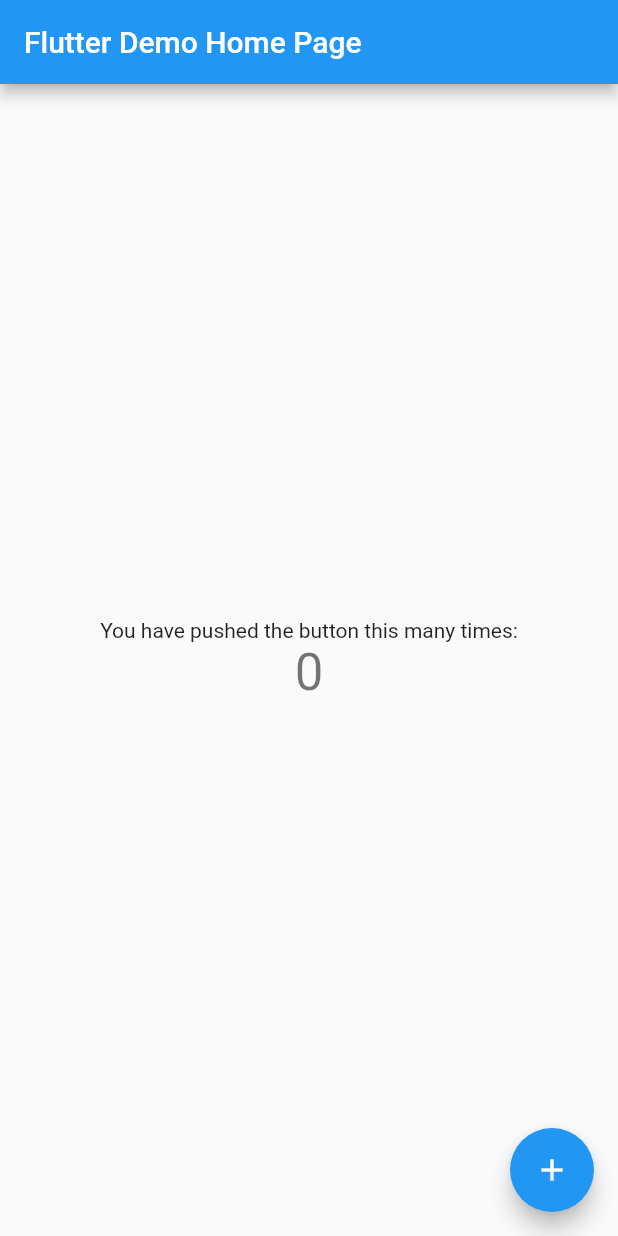
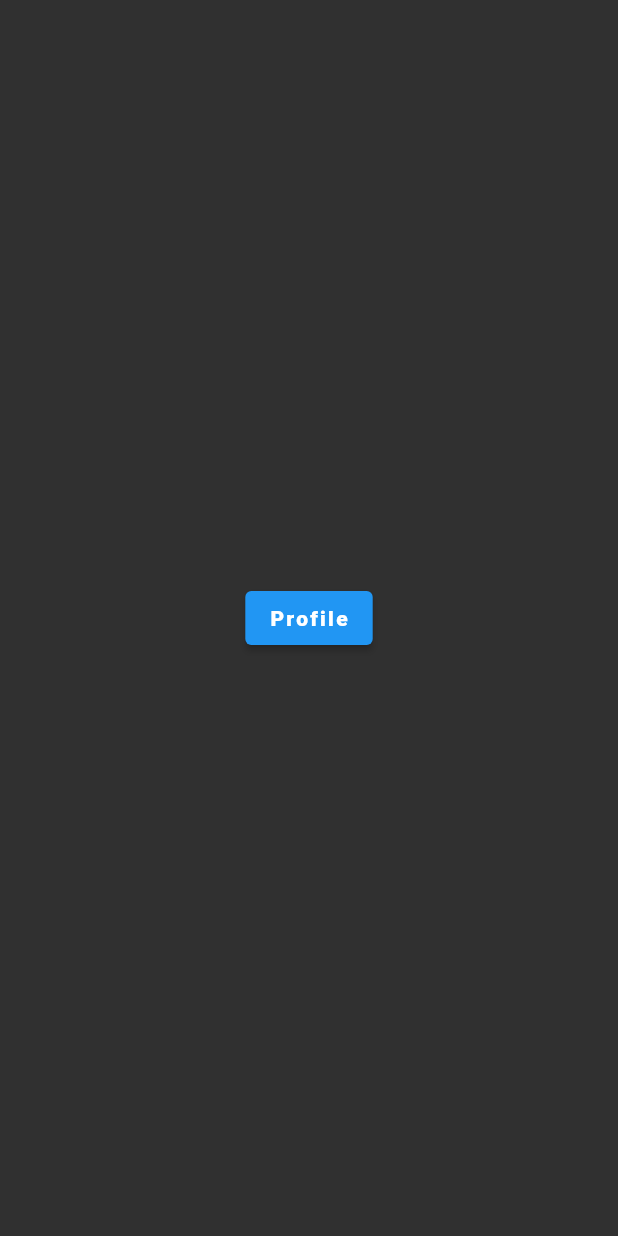
Before and after one commit to eugenemakarski/gym-buddy-app, a Flutter app: the screen it shows after launch, on a phone screen of 412 x 824 dp. Run offline on Flutter 3.47's test engine with Material 2 defaults, Android fonts, the phone set to English and light mode, and no system bars; our stand-ins replace firebase_core; accounts and stored records are empty.

Commit message:
feat - Added routes, themes, and android integration

```diff
--- /dev/null
+++ b/lib/home/home.dart
@@ -0,0 +1,18 @@
+import 'package:flutter/material.dart';
+
+class Homescreen extends StatelessWidget {
+  const Homescreen({Key? key}) : super(key: key);
+
+  @override
+  Widget build(BuildContext context) {
+    return Scaffold(
+      body: Center(
+          child: ElevatedButton(
+              child: Text(
+                'Profile',
+                style: Theme.of(context).textTheme.button,
+              ),
+              onPressed: () => Navigator.pushNamed(context, '/profile'))),
+    );
+  }
+}
--- /dev/null
+++ b/lib/login/login.dart
@@ -0,0 +1,10 @@
+import 'package:flutter/material.dart';
+
+class Login extends StatelessWidget {
+  const Login({Key? key}) : super(key: key);
+
+  @override
+  Widget build(BuildContext context) {
+    return Container();
+  }
+}
--- a/lib/main.dart
+++ b/lib/main.dart
@@ -1,7 +1,15 @@
 import 'package:flutter/material.dart';
+import 'package:firebase_core/firebase_core.dart';
+import 'package:gym_buddy/routes.dart';
+import 'package:gym_buddy/theme.dart';
+import 'firebase_options.dart';
 
-void main() {
-  runApp(const MyApp());
+void main() async {
+  WidgetsFlutterBinding.ensureInitialized();
+  await Firebase.initializeApp(
+    options: DefaultFirebaseOptions.currentPlatform,
+  );
+  runApp(MyApp());
 }
 
 class MyApp extends StatelessWidget {
@@ -12,104 +20,8 @@ class MyApp extends StatelessWidget {
   Widget build(BuildContext context) {
     return MaterialApp(
       title: 'Flutter Demo',
-      theme: ThemeData(
-        // This is the theme of your application.
-        //
-        // Try running your application with "flutter run". You'll see the
-        // application has a blue toolbar. Then, without quitting the app, try
-        // changing the primarySwatch below to Colors.green and then invoke
-        // "hot reload" (press "r" in the console where you ran "flutter run",
-        // or simply save your changes to "hot reload" in a Flutter IDE).
-        // Notice that the counter didn't reset back to zero; the application
-        // is not restarted.
-        primarySwatch: Colors.blue,
-      ),
-      home: const MyHomePage(title: 'Flutter Demo Home Page'),
+      theme: appTheme,
+      routes: appRoutes,
     );
   }
 }
-
-class MyHomePage extends StatefulWidget {
-  const MyHomePage({Key? key, required this.title}) : super(key: key);
-
-  // This widget is the home page of your application. It is stateful, meaning
-  // that it has a State object (defined below) that contains fields that affect
-  // how it looks.
-
-  // This class is the configuration for the state. It holds the values (in this
-  // case the title) provided by the parent (in this case the App widget) and
-  // used by the build method of the State. Fields in a Widget subclass are
-  // always marked "final".
-
-  final String title;
-
-  @override
-  State<MyHomePage> createState() => _MyHomePageState();
-}
-
-class _MyHomePageState extends State<MyHomePage> {
-  int _counter = 0;
-
-  void _incrementCounter() {
-    setState(() {
-      // This call to setState tells the Flutter framework that something has
-      // changed in this State, which causes it to rerun the build method below
-      // so that the display can reflect the updated values. If we changed
-      // _counter without calling setState(), then the build method would not be
-      // called again, and so nothing would appear to happen.
-      _counter++;
-    });
-  }
-
-  @override
-  Widget build(BuildContext context) {
-    // This method is rerun every time setState is called, for instance as done
-    // by the _incrementCounter method above.
-    //
-    // The Flutter framework has been optimized to make rerunning build methods
-    // fast, so that you can just rebuild anything that needs updating rather
-    // than having to individually change instances of widgets.
-    return Scaffold(
-      appBar: AppBar(
-        // Here we take the value from the MyHomePage object that was created by
-        // the App.build method, and use it to set our appbar title.
-        title: Text(widget.title),
-      ),
-      body: Center(
-        // Center is a layout widget. It takes a single child and positions it
-        // in the middle of the parent.
-        child: Column(
-          // Column is also a layout widget. It takes a list of children and
-          // arranges them vertically. By default, it sizes itself to fit its
-          // children horizontally, and tries to be as tall as its parent.
-          //
-          // Invoke "debug painting" (press "p" in the console, choose the
-          // "Toggle Debug Paint" action from the Flutter Inspector in Android
-          // Studio, or the "Toggle Debug Paint" command in Visual Studio Code)
-          // to see the wireframe for each widget.
-          //
-          // Column has various properties to control how it sizes itself and
-          // how it positions its children. Here we use mainAxisAlignment to
-          // center the children vertically; the main axis here is the vertical
-          // axis because Columns are vertical (the cross axis would be
-          // horizontal).
-          mainAxisAlignment: MainAxisAlignment.center,
-          children: <Widget>[
-            const Text(
-              'You have pushed the button this many times:',
-            ),
-            Text(
-              '$_counter',
-              style: Theme.of(context).textTheme.headline4,
-            ),
-          ],
-        ),
-      ),
-      floatingActionButton: FloatingActionButton(
-        onPressed: _incrementCounter,
-        tooltip: 'Increment',
-        child: const Icon(Icons.add),
-      ), // This trailing comma makes auto-formatting nicer for build methods.
-    );
-  }
-}
--- /dev/null
+++ b/lib/profile/profile.dart
@@ -0,0 +1,12 @@
+import 'package:flutter/material.dart';
+
+class Profile extends StatelessWidget {
+  const Profile({Key? key}) : super(key: key);
+
+  @override
+  Widget build(BuildContext context) {
+    return Scaffold(
+      appBar: AppBar(),
+    );
+  }
+}
--- /dev/null
+++ b/lib/routes.dart
@@ -0,0 +1,9 @@
+import 'package:gym_buddy/home/home.dart';
+import 'package:gym_buddy/login/login.dart';
+import 'package:gym_buddy/profile/profile.dart';
+
+var appRoutes = {
+  '/': (context) => const Homescreen(),
+  '/login': (context) => const Login(),
+  '/profile': (context) => const Profile(),
+};
--- /dev/null
+++ b/lib/theme.dart
@@ -0,0 +1,10 @@
+import 'package:flutter/material.dart';
+
+var appTheme = ThemeData(
+    brightness: Brightness.dark,
+    textTheme: const TextTheme(
+        headline1: TextStyle(fontSize: 24),
+        subtitle1: TextStyle(fontSize: 20),
+        bodyText1: TextStyle(fontSize: 18),
+        bodyText2: TextStyle(fontSize: 16),
+        button: TextStyle(letterSpacing: 1.5, fontWeight: FontWeight.w800)));
--- a/pubspec.yaml
+++ b/pubspec.yaml
@@ -34,6 +34,7 @@ dependencies:
   # The following adds the Cupertino Icons font to your application.
   # Use with the CupertinoIcons class for iOS style icons.
   cupertino_icons: ^1.0.2
+  firebase_core: ^1.12.0
 
 dev_dependencies:
   flutter_test:
```
Also changed, not shown: lib/firebase_options.dart (added), pubspec.lock, 6 other files.
